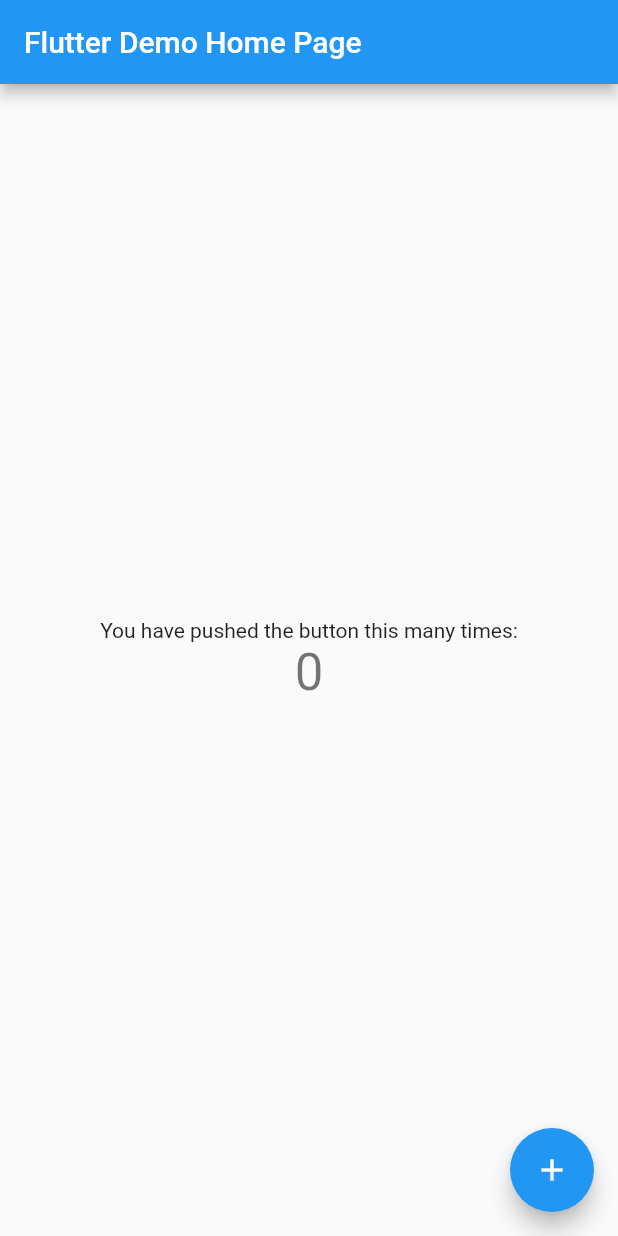
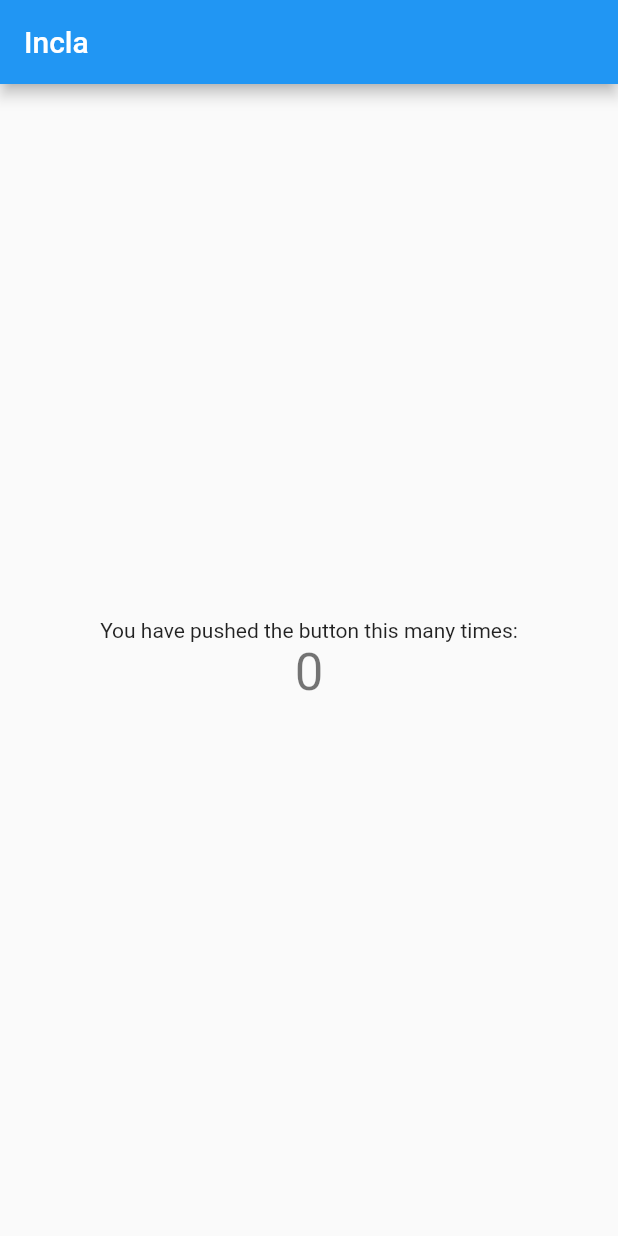
Before and after one commit to hungngph/incla_app, a Flutter app: the screen it shows after launch, on a phone screen of 412 x 824 dp. Run offline on Flutter 3.47's test engine with Material 2 defaults, Android fonts, the phone set to English and light mode, and no system bars.

Commit message:
update_title + del button

```diff
--- a/lib/main.dart
+++ b/lib/main.dart
@@ -20,7 +20,7 @@ class MyApp extends StatelessWidget {
         // is not restarted.
         primarySwatch: Colors.blue,
       ),
-      home: MyHomePage(title: 'Flutter Demo Home Page'),
+      home: MyHomePage(title: 'Incla'),
     );
   }
 }
@@ -74,6 +74,7 @@ class _MyHomePageState extends State<MyHomePage> {
       body: Center(
         // Center is a layout widget. It takes a single child and positions it
         // in the middle of the parent.
+        child: Center(
           child: Column(
             // Column is also layout widget. It takes a list of children and
             // arranges them vertically. By default, it sizes itself to fit its
@@ -101,11 +102,7 @@ class _MyHomePageState extends State<MyHomePage> {
             ],
           ),
         ),
-      floatingActionButton: FloatingActionButton(
-        onPressed: _incrementCounter,
-        tooltip: 'Increment',
-        child: Icon(Icons.add),
-      ), // This trailing comma makes auto-formatting nicer for build methods.
-    );
+      ),
+      ); // This trailing comma makes auto-formatting nicer for build methods.
   }
 }
```
Also changed, not shown: pubspec.lock, 1 other file. Lines whose indentation alone changed are shown as unchanged.
